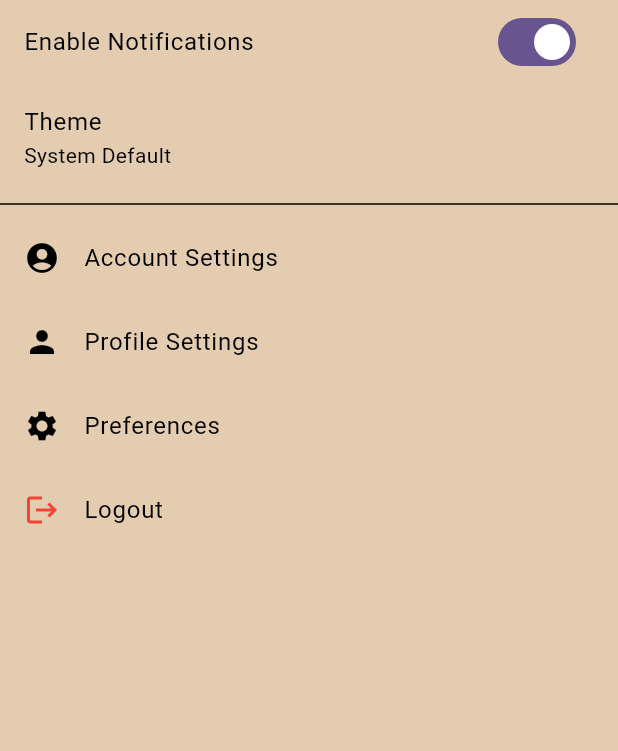
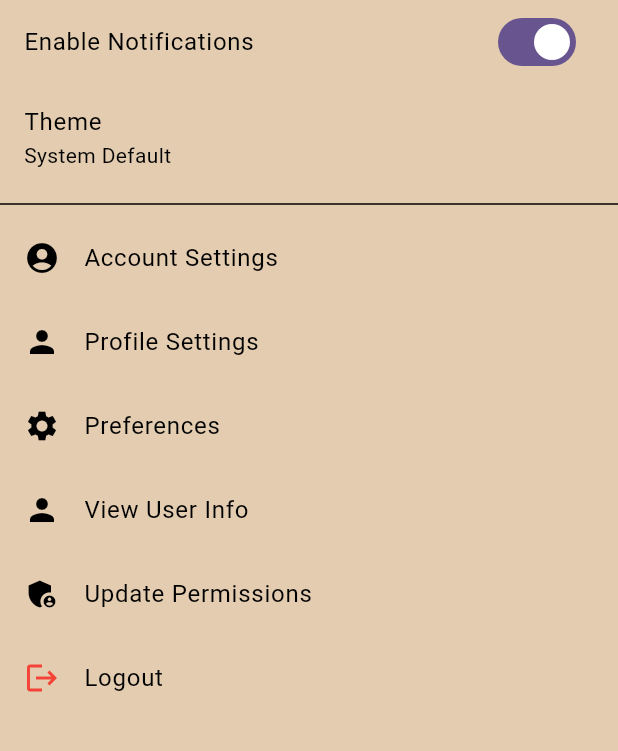
Before and after one commit to VoxMonstra/CSC-4610-Web-Warriors, a Flutter app: the SettingsScreen screen opened by its route, on a phone screen of 412 x 824 dp, the part 84-835 px from its top. Run offline on Flutter 3.47's test engine with Material 3 defaults, Android fonts, the phone set to English and light mode, and no system bars; our stand-ins replace flutter_secure_storage, google_fonts, jwt_decoder, shared_preferences; accounts and stored records are empty.

Commit message:
feat: added listTiles for updating permissions and viewing user info

```diff
--- a/src/lib/screens/settings.dart
+++ b/src/lib/screens/settings.dart
@@ -119,6 +119,15 @@ class _SettingsScreenState extends State<SettingsScreen> {
                 Navigator.push(context, MaterialPageRoute(builder: (context) => const PreferencesScreen()));
               },
             ),
+            ListTile(
+              title: const Text('View User Info', style: TextStyle(color: Colors.black)),
+              leading: const Icon(Icons.person, color: Colors.black),
+            ),
+
+            ListTile(
+              title: const Text('Update Permissions', style: TextStyle(color: Colors.black)),
+              leading: const Icon(Icons.admin_panel_settings, color: Colors.black),
+            ),
 
             ListTile(
               title: const Text('Logout', style: TextStyle(color: Colors.black)),
```
